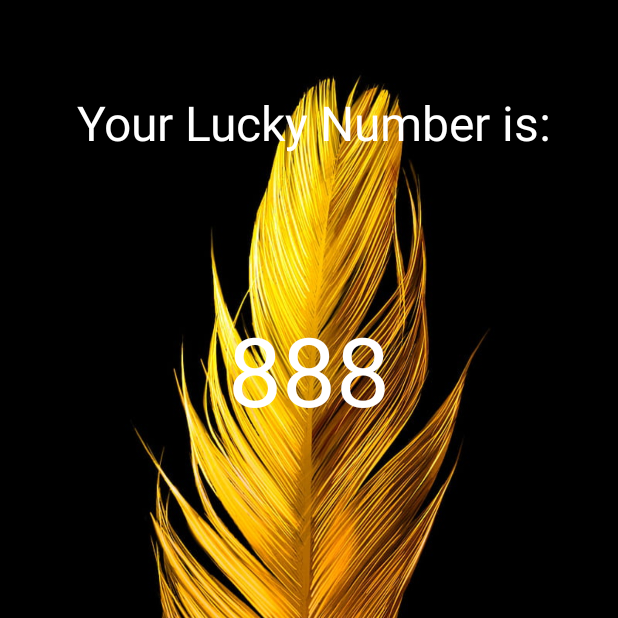
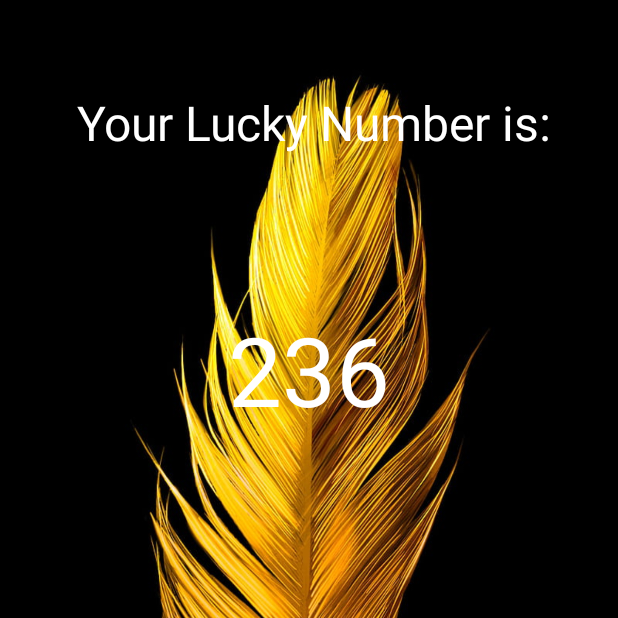
Before and after one commit to Vaibhavbansal15/Android_APPs, an Android app: the screen it shows after launch (SecondPage), after a tap on "Wish me a Luck!", on a phone screen of 412 x 824 dp, the top half of it. Run offline under Robolectric (Android 15) with nearby library versions, the phone set to English and light mode, and no system bars.

Commit message:
Completed The LuckyNumberApp

```diff
--- a/LuckyNumber/app/src/main/java/com/example/luckynumber/MainActivity.java
+++ b/LuckyNumber/app/src/main/java/com/example/luckynumber/MainActivity.java
@@ -27,13 +27,12 @@ public class MainActivity extends AppCompatActivity {
 
         luckBtn.setOnClickListener(new View.OnClickListener() {
             @Override
-            public void onClick(View view) {
-                goToSecondPage();
+            public void onClick(View v) {
+                String UserName = editText.getText().toString();
+                Intent intent = new Intent(getApplicationContext(), SecondPage.class);
+                intent.putExtra("Name",UserName);
+                startActivity(intent);
             }
         });
     }
-        public void goToSecondPage(){
-            Intent intent = new Intent(this, SecondPage.class);
-            startActivity(intent);
-        }
 }
--- a/LuckyNumber/app/src/main/java/com/example/luckynumber/SecondPage.java
+++ b/LuckyNumber/app/src/main/java/com/example/luckynumber/SecondPage.java
@@ -2,13 +2,60 @@ package com.example.luckynumber;
 
 import androidx.appcompat.app.AppCompatActivity;
 
+import android.content.Intent;
 import android.os.Bundle;
+import android.os.UserHandle;
+import android.view.View;
+import android.widget.Button;
+import android.widget.TextView;
+
+import java.util.Random;
+import java.util.jar.Attributes;
 
 public class SecondPage extends AppCompatActivity {
+
+    TextView welcomeTxt, LuckyNumberTxt;
+    Button shareBtn;
 
     @Override
     protected void onCreate(Bundle savedInstanceState) {
         super.onCreate(savedInstanceState);
         setContentView(R.layout.activity_second_page);
+
+        welcomeTxt = findViewById(R.id.textView1);
+        LuckyNumberTxt = findViewById(R.id.textView2);
+        shareBtn = findViewById(R.id.share_btn);
+
+        Intent i = getIntent();
+        String userName = i.getStringExtra("Name");
+
+        // Generating Random Number
+        int random_number = generateRandomNumber();
+        LuckyNumberTxt.setText("" + random_number);
+
+        // sharing the result
+
+        shareBtn.setOnClickListener(new View.OnClickListener() {
+            @Override
+            public void onClick(View v) {
+                shareData(userName, random_number);
+            }
+        });
+    }
+        public void shareData(String username, int randNum){
+            Intent i = new Intent(Intent.ACTION_SEND);
+            i.setType("Text/Plain");
+
+            // Additional information
+            i.putExtra(Intent.EXTRA_SUBJECT, username + " got Lucky Today");
+            i.putExtra(Intent.EXTRA_TEXT, "His Lucky Number is: "+randNum);
+            startActivity(i);
+        }
+
+    public int generateRandomNumber(){
+        Random rand = new Random();
+        int upper_limit = 1000;
+        int randomNumberGenerated = rand.nextInt(upper_limit);
+        return randomNumberGenerated;
     }
 }
```
